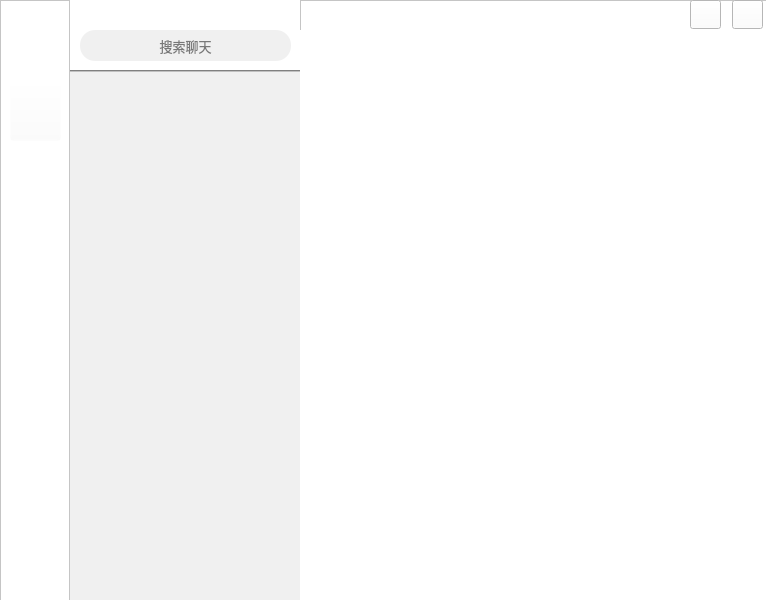
First picture: the form in client/litechat_interface.ui, repository joshmiao/LiteChat, before the edit.
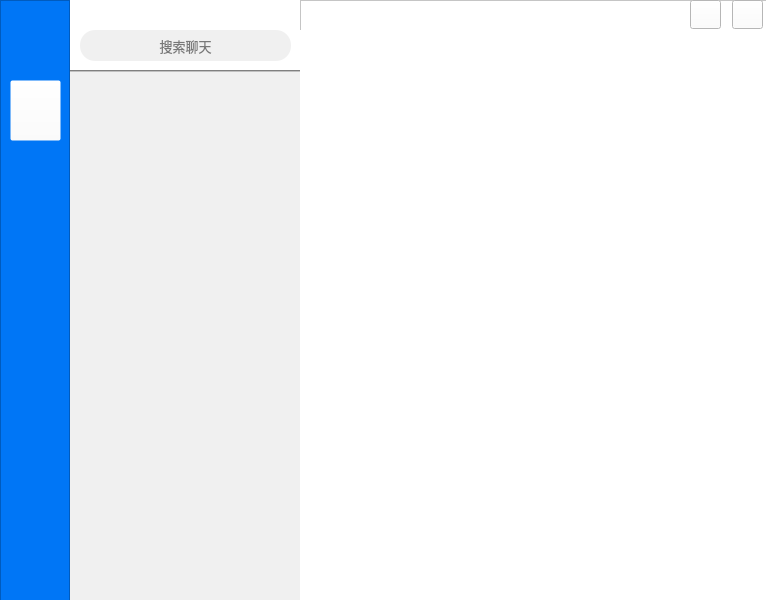
Second picture: the form after the edit. Icons and pictures are not drawn.

Diff of the .ui file:
```diff
--- a/client/litechat_interface.ui
+++ b/client/litechat_interface.ui
@@ -51,9 +51,7 @@
      </rect>
     </property>
     <property name="styleSheet">
-     <string notr="true">QFrame#frame{
-	background-image: url(:/img/interfacebg.jpeg);
-}</string>
+     <string notr="true">background-color: rgb(0, 118, 246);</string>
     </property>
     <property name="frameShape">
      <enum>QFrame::StyledPanel</enum>
```
